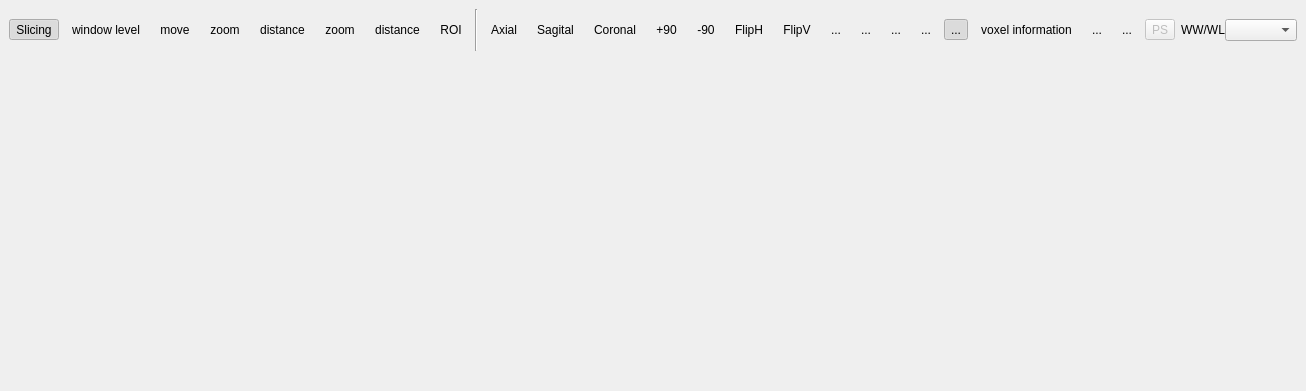
First picture: the form in starviewer/src/extensions/main/q2dviewer/q2dviewerextensionbase.ui, repository starviewer-medical/starviewer, before the edit.
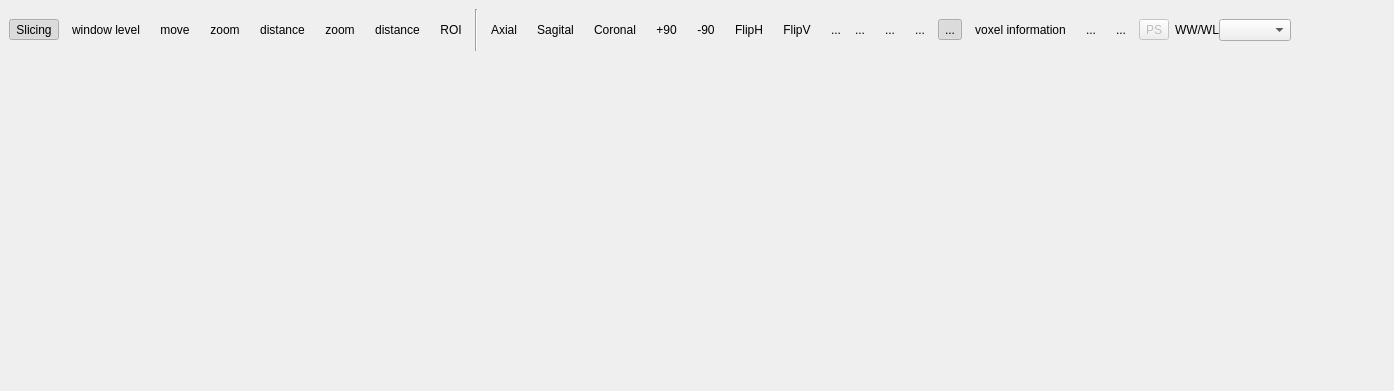
Second picture: the form after the edit. Icons and pictures are not drawn. Custom widgets are drawn as their Qt base class.

Commit message: ENH: Millora en els layouts

What changed in the file:
```diff
--- a/starviewer/src/extensions/main/q2dviewer/q2dviewerextensionbase.ui
+++ b/starviewer/src/extensions/main/q2dviewer/q2dviewerextensionbase.ui
@@ -5,7 +5,7 @@
    <rect>
     <x>0</x>
     <y>0</y>
-    <width>1199</width>
+    <width>1394</width>
     <height>391</height>
    </rect>
   </property>
@@ -352,6 +352,14 @@
         </widget>
        </item>
        <item>
+        <layout class="QHBoxLayout" >
+         <property name="margin" >
+          <number>0</number>
+         </property>
+         <property name="spacing" >
+          <number>0</number>
+         </property>
+         <item>
         <widget class="QToolButton" name="m_buttonGrid" >
          <property name="toolTip" >
           <string>Series layout</string>
@@ -375,6 +383,14 @@
        </item>
        <item>
         <widget class="QToolButton" name="m_downButtonGrid" >
+           <property name="sizePolicy" >
+            <sizepolicy>
+             <hsizetype>0</hsizetype>
+             <vsizetype>5</vsizetype>
+             <horstretch>0</horstretch>
+             <verstretch>0</verstretch>
+            </sizepolicy>
+           </property>
          <property name="toolTip" >
           <string>Series layout</string>
          </property>
@@ -397,6 +413,8 @@
           <bool>true</bool>
          </property>
         </widget>
+         </item>
+        </layout>
        </item>
        <item>
         <widget class="QToolButton" name="m_imageGrid" >
@@ -588,7 +606,19 @@
     </layout>
    </item>
    <item>
-    <widget class="QWidget" native="1" name="m_workingArea" />
+    <widget class="QWidget" native="1" name="m_workingArea" >
+     <property name="sizePolicy" >
+      <sizepolicy>
+       <hsizetype>7</hsizetype>
+       <vsizetype>7</vsizetype>
+       <horstretch>0</horstretch>
+       <verstretch>0</verstretch>
+      </sizepolicy>
+     </property>
+     <property name="focusPolicy" >
+      <enum>Qt::StrongFocus</enum>
+     </property>
+    </widget>
    </item>
   </layout>
  </widget>
```
Lines whose indentation alone changed are shown as unchanged.
